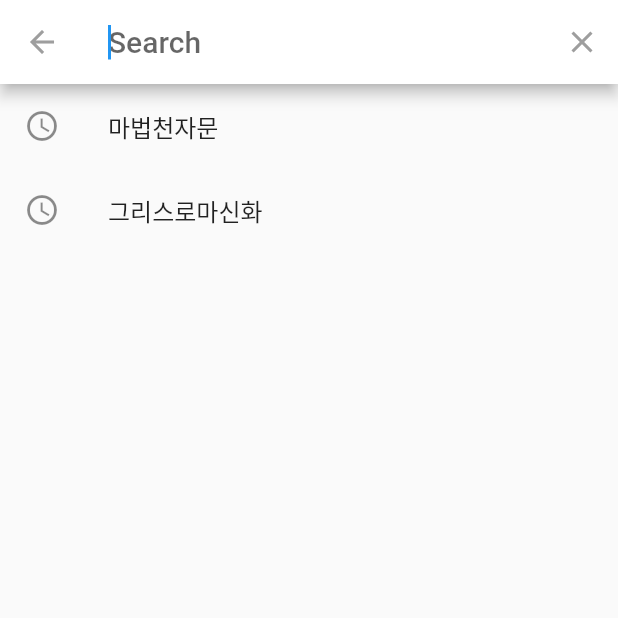
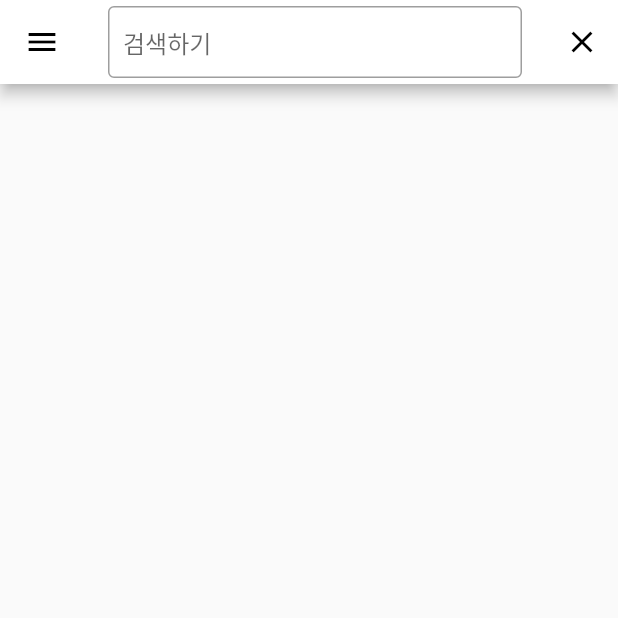
Before and after one commit to kanghyejong1001/Book-Pet, a Flutter app: the screen it shows after launch, after a tap on the "search" icon, on a phone screen of 412 x 824 dp, the top half of it. Run offline on Flutter 3.47's test engine with Material 2 defaults, Android fonts, the phone set to English and light mode, and no system bars; our stand-ins replace group_button; network calls fail.

Commit message:
12/19-10:10

```diff
--- a/book_pet/lib/bookList.dart
+++ b/book_pet/lib/bookList.dart
@@ -0,0 +1,140 @@
+import 'package:flutter/material.dart';
+
+class Book {
+  final String image;
+  final String name;
+  final String tag;
+  final String author;
+  final String genre;
+  final String star;
+  final String aline;
+
+  Book(this.image, this.name, this.tag, this.author, this.genre, this.star, this.aline);
+}
+
+var book = [];
+
+class BookTitle extends StatelessWidget {
+  const BookTitle(this._book);
+
+  final Book _book;
+
+  @override
+  Widget build(BuildContext context) {
+    // return Scaffold(
+    //   body: Column (
+    //     children: <Widget> [
+    //       Row (
+    //         children: [
+    //           // Image(
+    //           //   image: NetworkImage("http://image.yes24.com/goods/116208935/XL"),
+    //           // ),
+    //           Column (
+    //             children: [
+    //               Text(_book.name),
+    //             ],
+    //           )
+    //         ],
+    //       )
+    //     ],
+    //   )
+    // );
+    return ListTile (
+      //visualDensity: VisualDensity(vertical: 4),
+      leading: ConstrainedBox(
+        constraints: BoxConstraints(
+          maxWidth: 100,
+          maxHeight: 800,
+        ),
+       child: Image.network(_book.image,fit: BoxFit.fill),
+        // width: 100,
+        // height: 300,
+        // //
+        //
+      ),
+      title: Text("\n"+_book.name),
+
+      subtitle: Text("\n작가 : ${_book.author}\n장르 : ${_book.genre}\n별점 : ${_book.star}\n"),
+      onTap: () {
+        print("pressed");
+      },
+      // subtitle: Text("${_person.age}세"),
+      // trailing: PersonHandIcon(_person.isLeftHand),
+    );
+  }
+}
+
+class BookList extends StatefulWidget {
+  const BookList({super.key});
+
+  @override
+  _HomePageState createState() => _HomePageState();
+}
+
+class _HomePageState extends State<BookList> {
+
+  bool typing = false;
+  @override
+  Widget build(BuildContext context) {
+    return Scaffold(
+      appBar: AppBar(
+        backgroundColor: Colors.white,
+        title: typing ? TextBox() : const Text(""),
+        actions: [
+          IconButton (
+            icon: Icon(typing ? Icons.close : Icons.search),
+            color: Colors.black,
+            onPressed: () {
+              setState(() {
+                typing = !typing;
+              });
+            },
+          )
+        ],
+        leading: IconButton(
+            icon: const Icon(Icons.menu),
+            color: Colors.black,
+            onPressed: () {
+            }
+        ),
+      ),
+      // body: ListView(
+      //   padding: const EdgeInsets.all(8),
+      //   children: <Widget> [
+      //     BookTitle(Book("http://image.yes24.com/goods/116208935/XL","안젤리크","#사랑 #죽음","기욤 뮈소","액션","★★★★☆",'"젋다는 것 만큼 외로운 것도 없지')),
+      //     BookTitle(Book("http://image.yes24.com/goods/116208935/XL","안젤리크","#사랑 #죽음","기욤 뮈소","액션","★★★★☆",'"젋다는 것 만큼 외로운 것도 없지')),
+      //   ],
+      // ),
+      // body: Column (
+      //   children: [
+      //     Container (
+      //       height: 100,
+      //       child: ListView.builder,
+      //     )
+      //   ],
+      // )
+    );
+  }
+}
+
+class TextBox extends StatelessWidget {
+  @override
+  Widget build(BuildContext context) {
+    return Container(
+      alignment: Alignment.centerLeft,
+      color: Colors.white,
+      child: TextField(
+        decoration: const InputDecoration(
+          //labelText: '아무거나 입력하세요',
+            hintText: '검색하기',  //글자를 입력하면 사라진다.
+            //icon: Icon(Icons.android),
+            border: OutlineInputBorder(),
+            contentPadding: EdgeInsets.all(10)
+        ),
+        onSubmitted: (String value) async {
+          print(value);
+        },
+      ),
+    );
+  }
+}
--- a/book_pet/lib/main.dart
+++ b/book_pet/lib/main.dart
@@ -1,21 +1,15 @@
-import 'package:book_pet/search.dart';
 import 'package:flutter/material.dart';
+import 'bookList.dart';
 
-
-void main() => runApp(MyApp());
-
+void main() => runApp(const MyApp());
 
 class MyApp extends StatelessWidget {
+  const MyApp({super.key});
+
   @override
   Widget build(BuildContext context) {
-    return MaterialApp(
-      debugShowCheckedModeBanner: false,
-      // title: 'Flutter Demo',
-      // theme: ThemeData(
-      //   primarySwatch: Colors.blue,
-      //   visualDensity: VisualDensity.adaptivePlatformDensity,
-      // ),
-      home: SearchPage(),
+    return const MaterialApp(
+      home: BookList()
     );
   }
 }
--- a/book_pet/lib/search.dart
+++ b/book_pet/lib/search.dart
@@ -1,15 +1,28 @@
 import 'package:flutter/material.dart';
 
-class SearchPage extends StatefulWidget {
-  final List<String> list = List.generate(10, (index) => "Text $index");
-
-  SearchPage({super.key});
+/// This is the stateful widget that the main application instantiates.
+class MyTextFieldWidget extends StatefulWidget {
+  const MyTextFieldWidget({Key? key}) : super(key: key);
 
   @override
-  _HomePageState createState() => _HomePageState();
+  State<MyTextFieldWidget> createState() => _MyTextFieldWidgetState();
 }
 
-class _HomePageState extends State<SearchPage> {
+/// This is the private State class that goes with MyStatefulWidget.
+class _MyTextFieldWidgetState extends State<MyTextFieldWidget> {
+  late TextEditingController _controller;
+
+  @override
+  void initState() {
+    super.initState();
+    _controller = TextEditingController();
+  }
+
+  @override
+  void dispose() {
+    _controller.dispose();
+    super.dispose();
+  }
 
   @override
   Widget build(BuildContext context) {
@@ -22,83 +35,41 @@ class _HomePageState extends State<SearchPage> {
             onPressed: () {
             }
         ),
-        actions: <Widget>[
-          IconButton(
-            onPressed: () {
-              showSearch(context: context, delegate: Search(widget.list));
-            },
-            icon: const Icon(Icons.search),
-            color: Colors.black,
+      ),
+      body: Padding(
+        //상하좌우로 띄워주기 (아이콘 왼쪽과 텍스트 필드 오른쪽이 화면 테두리와 조금 떨어져 있다.)
+        padding: const EdgeInsets.all(20),
+        child: TextField(
+          controller: _controller,
+          decoration: InputDecoration(
+            //labelText: '아무거나 입력하세요',
+            //hintText: '???',  //글자를 입력하면 사라진다.
+            //icon: Icon(Icons.android),
+              border: OutlineInputBorder(),
+              contentPadding: EdgeInsets.all(10)
           ),
-        ],
+          onSubmitted: (String value) async {
+            await showDialog<void>(
+              context: context,
+              builder: (BuildContext context) {
+                return AlertDialog(
+                  title: const Text('Thanks!'),
+                  content: Text(
+                      'You typed "$value", which has length ${value.characters.length}.'),
+                  actions: <Widget>[
+                    TextButton(
+                      onPressed: () {
+                        Navigator.pop(context);
+                      },
+                      child: const Text('OK'),
+                    ),
+                  ],
+                );
+              },
+            );
+          },
+        ),
       ),
     );
   }
 }
-
-class Search extends SearchDelegate {
-  @override
-  List<Widget> buildActions(BuildContext context) {
-    return <Widget>[
-      IconButton(
-        icon: const Icon(Icons.close),
-        onPressed: () {
-          query = "";
-        },
-      ),
-    ];
-  }
-
-  @override
-  Widget buildLeading(BuildContext context) {
-    return IconButton(
-      icon: const Icon(Icons.arrow_back),
-      onPressed: () {
-        Navigator.pop(context);
-      },
-    );
-  }
-
-  String selectedResult = "";
-
-  @override
-  Widget buildResults(BuildContext context) {
-    return Container(
-      child: Center(
-        child: Text(selectedResult),
-      ),
-    );
-  }
-
-  final List<String> listExample;
-  Search(this.listExample);
-
-  List<String> recentList = ["마법천자문","그리스로마신화"];
-
-  @override
-  Widget buildSuggestions(BuildContext context) {
-    List<String> suggestionList = [];
-    query.isEmpty
-        ? suggestionList = recentList //In the true case
-        : suggestionList.addAll(listExample.where(
-      // In the false case
-          (element) => element.contains(query),
-    ));
-
-    return ListView.builder(
-      itemCount: suggestionList.length,
-      itemBuilder: (context, index) {
-        return ListTile(
-          title: Text(
-            suggestionList[index],
-          ),
-          leading: query.isEmpty ? const Icon(Icons.access_time) : const SizedBox(),
-          onTap: () {
-            selectedResult = suggestionList[index];
-            showResults(context);
-          },
-        );
-      },
-    );
-  }
-}
--- a/book_pet/pubspec.yaml
+++ b/book_pet/pubspec.yaml
@@ -66,7 +66,7 @@ flutter:
 
   # To add assets to your application, add an assets section, like this:
   # assets:
-  #   - images/a_dot_burr.jpeg
+  #   - assets/images/abc.png
   #   - images/a_dot_ham.jpeg
 
   # An image asset can refer to one or more resolution-specific "variants", see
```
